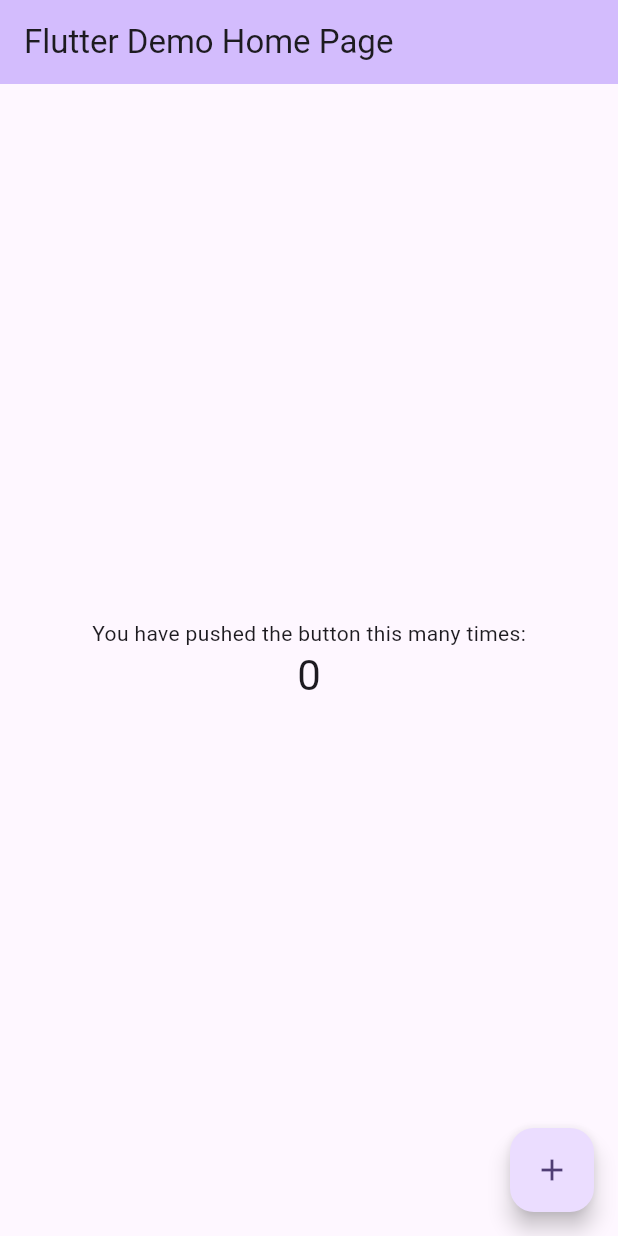
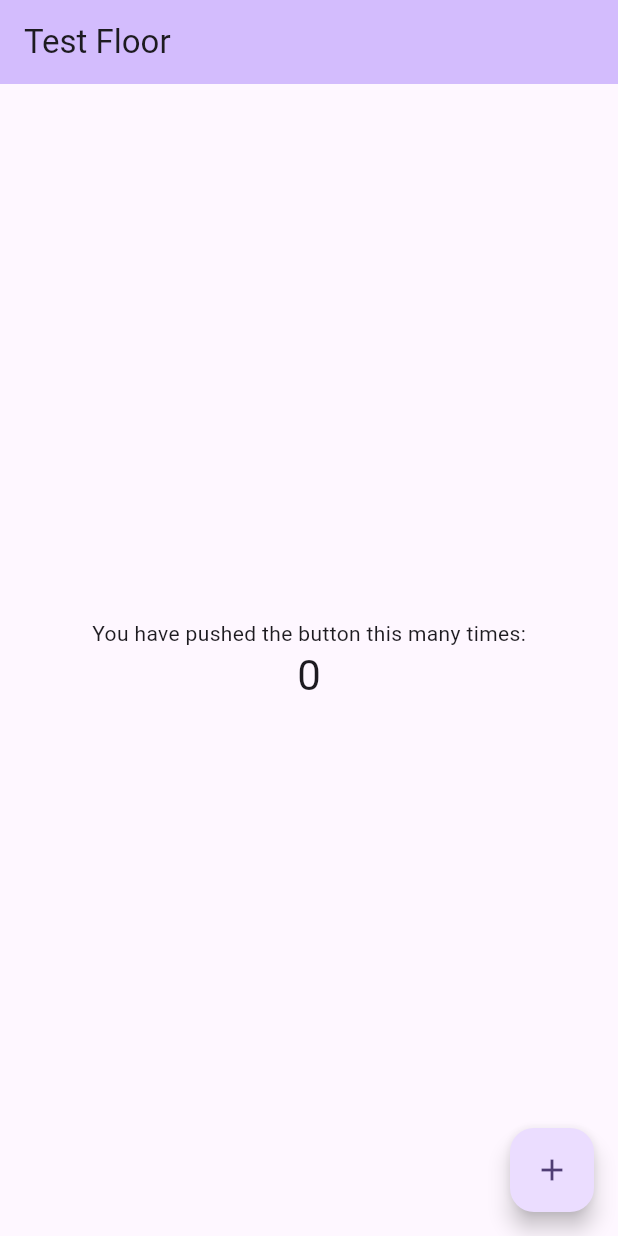
Before and after one commit to finkusuma-dev/test_flutter_floor_db, a Flutter app: the screen it shows after launch, on a phone screen of 412 x 824 dp. Run offline on Flutter 3.47's test engine with Material 3 defaults, Android fonts, the phone set to English and light mode, and no system bars.

Commit message:
chore: Remove default comments and change title

```diff
--- a/lib/main.dart
+++ b/lib/main.dart
@@ -7,46 +7,21 @@ void main() {
 class MyApp extends StatelessWidget {
   const MyApp({super.key});
 
-  // This widget is the root of your application.
   @override
   Widget build(BuildContext context) {
     return MaterialApp(
-      title: 'Flutter Demo',
+      title: 'Test Floor',
       theme: ThemeData(
-        // This is the theme of your application.
-        //
-        // TRY THIS: Try running your application with "flutter run". You'll see
-        // the application has a purple toolbar. Then, without quitting the app,
-        // try changing the seedColor in the colorScheme below to Colors.green
-        // and then invoke "hot reload" (save your changes or press the "hot
-        // reload" button in a Flutter-supported IDE, or press "r" if you used
-        // the command line to start the app).
-        //
-        // Notice that the counter didn't reset back to zero; the application
-        // state is not lost during the reload. To reset the state, use hot
-        // restart instead.
-        //
-        // This works for code too, not just values: Most code changes can be
-        // tested with just a hot reload.
         colorScheme: ColorScheme.fromSeed(seedColor: Colors.deepPurple),
         useMaterial3: true,
       ),
-      home: const MyHomePage(title: 'Flutter Demo Home Page'),
+      home: const MyHomePage(title: 'Test Floor'),
     );
   }
 }
 
 class MyHomePage extends StatefulWidget {
   const MyHomePage({super.key, required this.title});
-
-  // This widget is the home page of your application. It is stateful, meaning
-  // that it has a State object (defined below) that contains fields that affect
-  // how it looks.
-
-  // This class is the configuration for the state. It holds the values (in this
-  // case the title) provided by the parent (in this case the App widget) and
-  // used by the build method of the State. Fields in a Widget subclass are
-  // always marked "final".
 
   final String title;
 
@@ -59,50 +34,19 @@ class _MyHomePageState extends State<MyHomePage> {
 
   void _incrementCounter() {
     setState(() {
-      // This call to setState tells the Flutter framework that something has
-      // changed in this State, which causes it to rerun the build method below
-      // so that the display can reflect the updated values. If we changed
-      // _counter without calling setState(), then the build method would not be
-      // called again, and so nothing would appear to happen.
       _counter++;
     });
   }
 
   @override
   Widget build(BuildContext context) {
-    // This method is rerun every time setState is called, for instance as done
-    // by the _incrementCounter method above.
-    //
-    // The Flutter framework has been optimized to make rerunning build methods
-    // fast, so that you can just rebuild anything that needs updating rather
-    // than having to individually change instances of widgets.
     return Scaffold(
       appBar: AppBar(
-        // TRY THIS: Try changing the color here to a specific color (to
-        // Colors.amber, perhaps?) and trigger a hot reload to see the AppBar
-        // change color while the other colors stay the same.
         backgroundColor: Theme.of(context).colorScheme.inversePrimary,
-        // Here we take the value from the MyHomePage object that was created by
-        // the App.build method, and use it to set our appbar title.
         title: Text(widget.title),
       ),
       body: Center(
-        // Center is a layout widget. It takes a single child and positions it
-        // in the middle of the parent.
         child: Column(
-          // Column is also a layout widget. It takes a list of children and
-          // arranges them vertically. By default, it sizes itself to fit its
-          // children horizontally, and tries to be as tall as its parent.
-          //
-          // Column has various properties to control how it sizes itself and
-          // how it positions its children. Here we use mainAxisAlignment to
-          // center the children vertically; the main axis here is the vertical
-          // axis because Columns are vertical (the cross axis would be
-          // horizontal).
-          //
-          // TRY THIS: Invoke "debug painting" (choose the "Toggle Debug Paint"
-          // action in the IDE, or press "p" in the console), to see the
-          // wireframe for each widget.
           mainAxisAlignment: MainAxisAlignment.center,
           children: <Widget>[
             const Text(
@@ -119,7 +63,7 @@ class _MyHomePageState extends State<MyHomePage> {
         onPressed: _incrementCounter,
         tooltip: 'Increment',
         child: const Icon(Icons.add),
-      ), // This trailing comma makes auto-formatting nicer for build methods.
+      ),
     );
   }
 }
```
